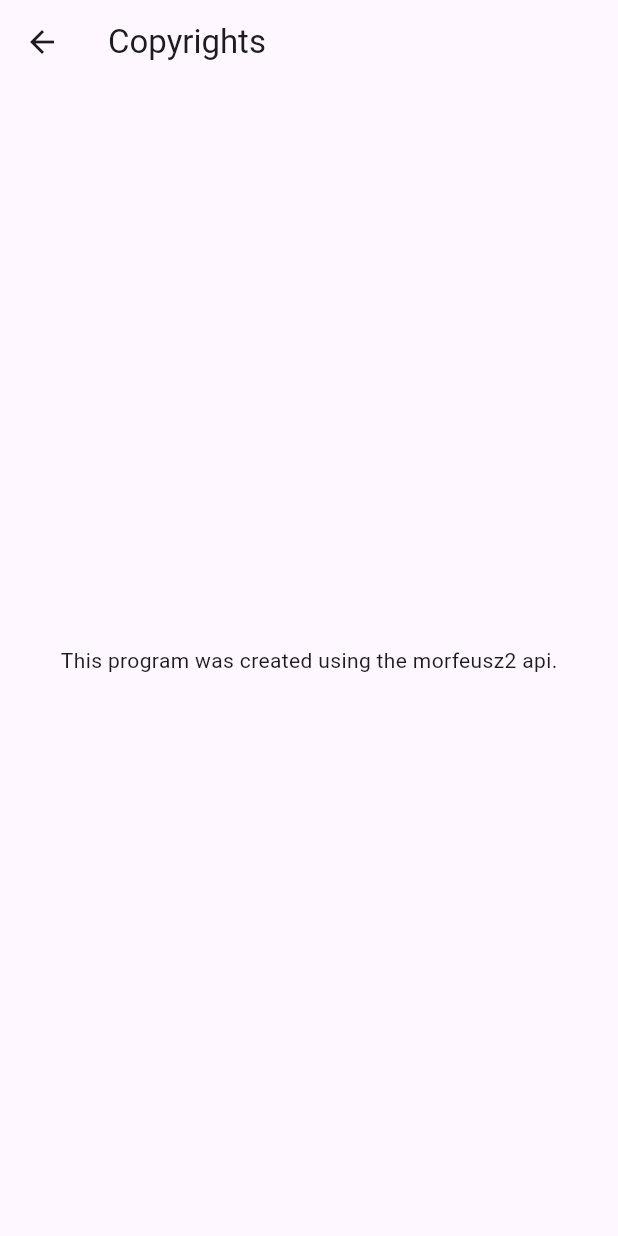
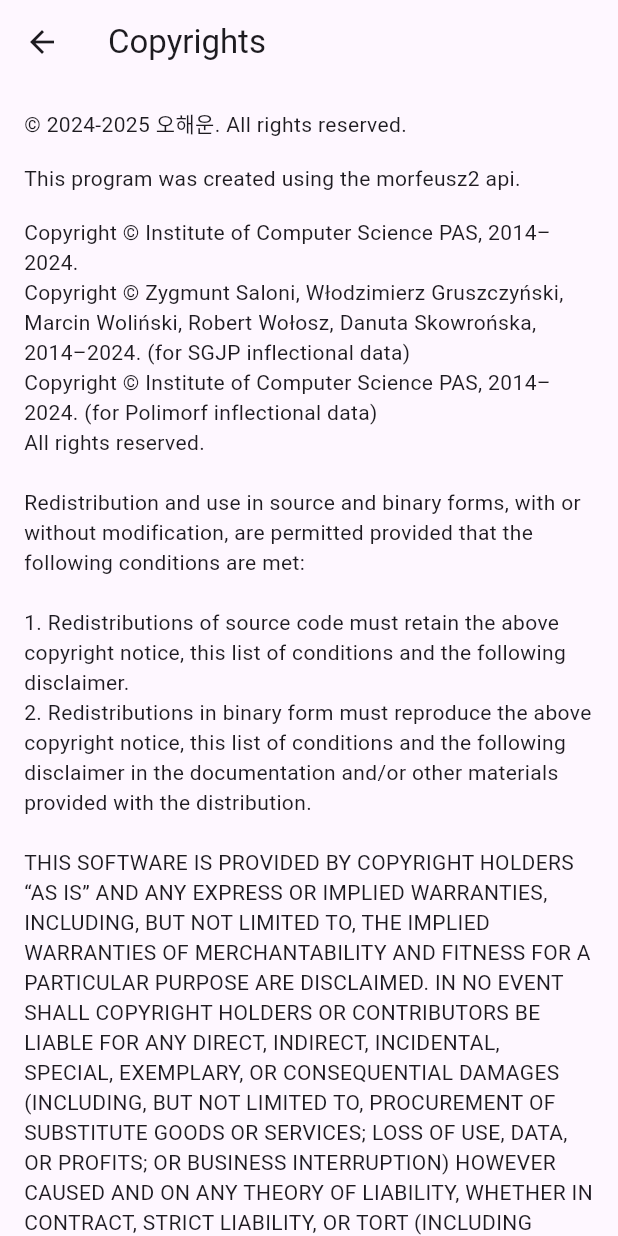
Before and after one commit to hamilcar1026/polish-learning-app, a Flutter app: the ContributorsScreen screen opened directly, on a phone screen of 412 x 824 dp. Run offline on Flutter 3.47's test engine with Material 3 defaults, Android fonts, the phone set to English and light mode, and no system bars; our stand-ins replace flutter_riverpod, flutter_tts, hive, hive_flutter, shared_preferences; accounts and stored records are empty; generated files the repository leaves out were written again.

Commit message:
docs: Update contributors screen with license info

```diff
--- a/lib/screens/contributors_screen.dart
+++ b/lib/screens/contributors_screen.dart
@@ -3,6 +3,21 @@ import 'package:flutter_gen/gen_l10n/app_localizations.dart';
 
 class ContributorsScreen extends StatelessWidget {
   const ContributorsScreen({super.key});
+
+  // --- Store the license text as a constant ---
+  static const String _licenseText = '''
+Copyright © Institute of Computer Science PAS, 2014–2024.
+Copyright © Zygmunt Saloni, Włodzimierz Gruszczyński, Marcin Woliński, Robert Wołosz, Danuta Skowrońska, 2014–2024. (for SGJP inflectional data)
+Copyright © Institute of Computer Science PAS, 2014–2024. (for Polimorf inflectional data)
+All rights reserved.
+
+Redistribution and use in source and binary forms, with or without modification, are permitted provided that the following conditions are met:
+
+1. Redistributions of source code must retain the above copyright notice, this list of conditions and the following disclaimer.
+2. Redistributions in binary form must reproduce the above copyright notice, this list of conditions and the following disclaimer in the documentation and/or other materials provided with the distribution.
+
+THIS SOFTWARE IS PROVIDED BY COPYRIGHT HOLDERS “AS IS” AND ANY EXPRESS OR IMPLIED WARRANTIES, INCLUDING, BUT NOT LIMITED TO, THE IMPLIED WARRANTIES OF MERCHANTABILITY AND FITNESS FOR A PARTICULAR PURPOSE ARE DISCLAIMED. IN NO EVENT SHALL COPYRIGHT HOLDERS OR CONTRIBUTORS BE LIABLE FOR ANY DIRECT, INDIRECT, INCIDENTAL, SPECIAL, EXEMPLARY, OR CONSEQUENTIAL DAMAGES (INCLUDING, BUT NOT LIMITED TO, PROCUREMENT OF SUBSTITUTE GOODS OR SERVICES; LOSS OF USE, DATA, OR PROFITS; OR BUSINESS INTERRUPTION) HOWEVER CAUSED AND ON ANY THEORY OF LIABILITY, WHETHER IN CONTRACT, STRICT LIABILITY, OR TORT (INCLUDING NEGLIGENCE OR OTHERWISE) ARISING IN ANY WAY OUT OF THE USE OF THIS SOFTWARE, EVEN IF ADVISED OF THE POSSIBILITY OF SUCH DAMAGE.
+''';
 
   @override
   Widget build(BuildContext context) {
@@ -11,10 +26,17 @@ class ContributorsScreen extends StatelessWidget {
       appBar: AppBar(
         title: Text(l10n.copyrightsTitle),
       ),
-      body: Padding(
+      body: SingleChildScrollView(
         padding: const EdgeInsets.all(16.0),
-        child: Center(
-          child: Text(l10n.copyrightNotice),
+        child: Column(
+          crossAxisAlignment: CrossAxisAlignment.start,
+          children: [
+            const Text("© 2024-2025 오해운. All rights reserved."),
+            const SizedBox(height: 16.0),
+            Text(l10n.copyrightNotice),
+            const SizedBox(height: 16.0),
+            const Text(_licenseText),
+          ],
         ),
       ),
     );
```
Also changed, not shown: 1 other file.
